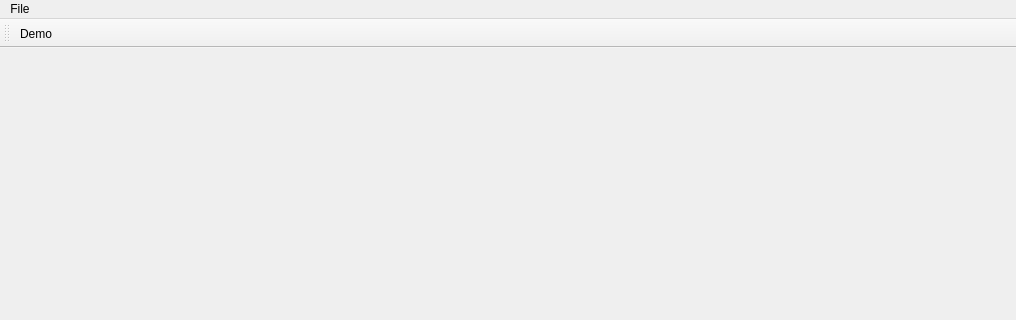
Before: the Qt Designer form vtk_test/vtk_test.ui in tlbruns/CI-Guidance, drawn with Qt 5; both pictures show x 0 to 1016 and y 0 to 320 of the 1016 by 866 pixel window.
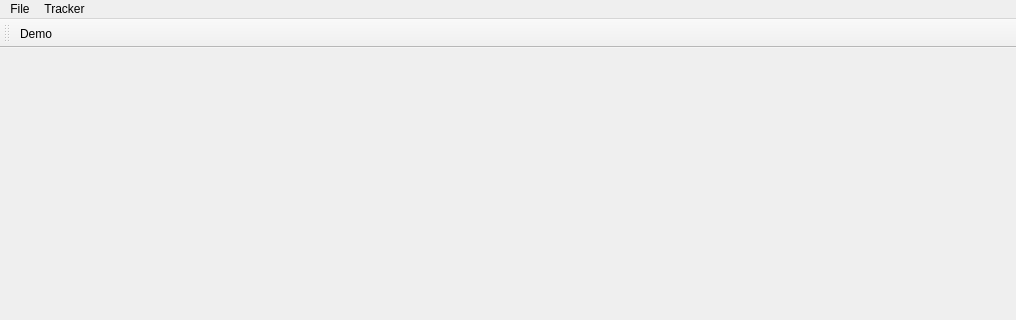
After: the same form once the commit is applied.

Commit message: Tracker Menu plus clean initVTK

Diff of the .ui file:
```diff
--- a/vtk_test/vtk_test.ui
+++ b/vtk_test/vtk_test.ui
@@ -41,7 +41,7 @@
      <x>0</x>
      <y>0</y>
      <width>1016</width>
-     <height>31</height>
+     <height>26</height>
     </rect>
    </property>
    <widget class="QMenu" name="menuFile">
@@ -52,7 +52,17 @@
     <addaction name="actionRegister_Patient"/>
     <addaction name="actionClose"/>
    </widget>
+   <widget class="QMenu" name="menuTracker">
+    <property name="title">
+     <string>Tracker</string>
+    </property>
+    <addaction name="actionTracker_Init"/>
+    <addaction name="actionTracker_Stop"/>
+    <addaction name="separator"/>
+    <addaction name="actionTracker_Setup_2"/>
+   </widget>
    <addaction name="menuFile"/>
+   <addaction name="menuTracker"/>
   </widget>
   <widget class="QToolBar" name="mainToolBar">
    <attribute name="toolBarArea">
```
Left out of the diff: 16 changed lines with no effect on the pictures. The commit also changes 5 other files.
